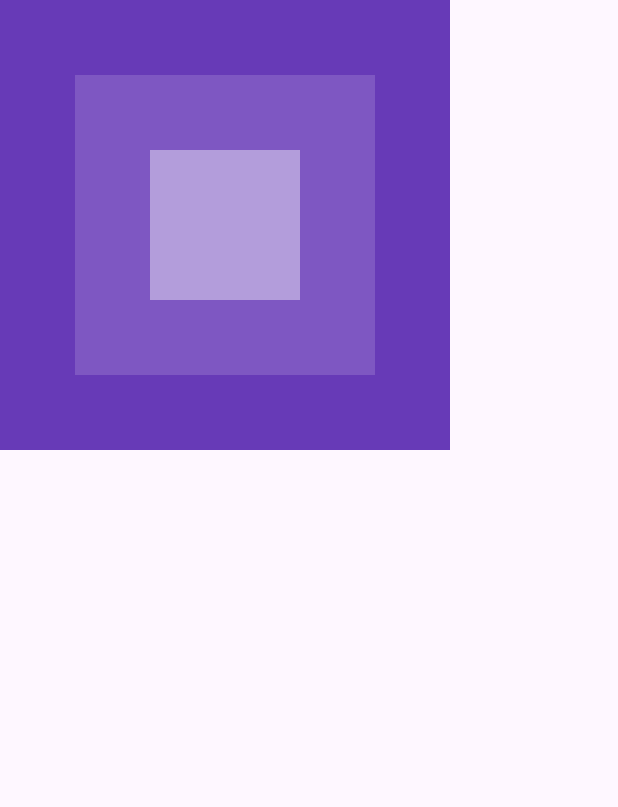
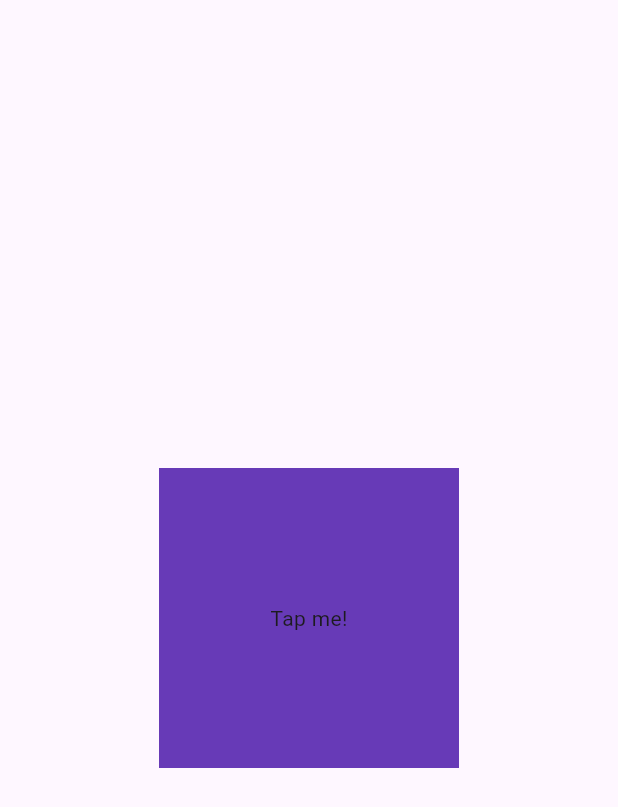
Before and after one commit to oFelpxz/Flutter_Begginers-Course.MitchKOKO, a Flutter app: the screen it shows after launch, on a phone screen of 412 x 824 dp. Shown: the top 807 px of the screen. Run offline on Flutter 3.47's test engine with Material 3 defaults, Android fonts, the phone set to English and light mode, and no system bars.

Commit message:
Widget Finalization & Gesture Detector

```diff
--- a/widgets_application_01/lib/main.dart
+++ b/widgets_application_01/lib/main.dart
@@ -16,6 +16,9 @@ class MyApp extends StatefulWidget {
 
 // Extende o MyApp, Pra funcionar tive que fazer isso.
 class _MyAppState extends State<MyApp> {
+  void userTapped(){
+    print("User tapped!");
+  }
 
   @override
   Widget build(BuildContext context) {
@@ -29,29 +32,16 @@ class _MyAppState extends State<MyApp> {
       // COMPONENTES DO SCAFFOLD:
         // BODY -------------------------------------
         // BODY: Definimos o conteúdo principal da tela.
-        // Stack: Organiza os elementos um em cima do outro.
-        body: Stack(
-          alignment: Alignment.center,
-          children: [
-            // BIG BOX
-            Container(
-              height: 300,
-              width: 300,
-              color: Colors.deepPurple
+        body: Center(
+          child: GestureDetector(
+            onTap: userTapped,
+            child: Container(
+              width: 200,
+              height: 200,
+              color: Colors.deepPurple,
+              child: Center(child: Text("Tap me!")),
             ),
-            // MEDIUM BOX
-            Container(
-              height: 200,
-              width: 200,
-              color: Colors.deepPurple[400],
-            ),
-            // SMALL BOX
-            Container(
-              height: 100,
-              width: 100,
-              color: Colors.deepPurple[200],
-            )
-          ],
+          ),
         )
       )
     );
```
